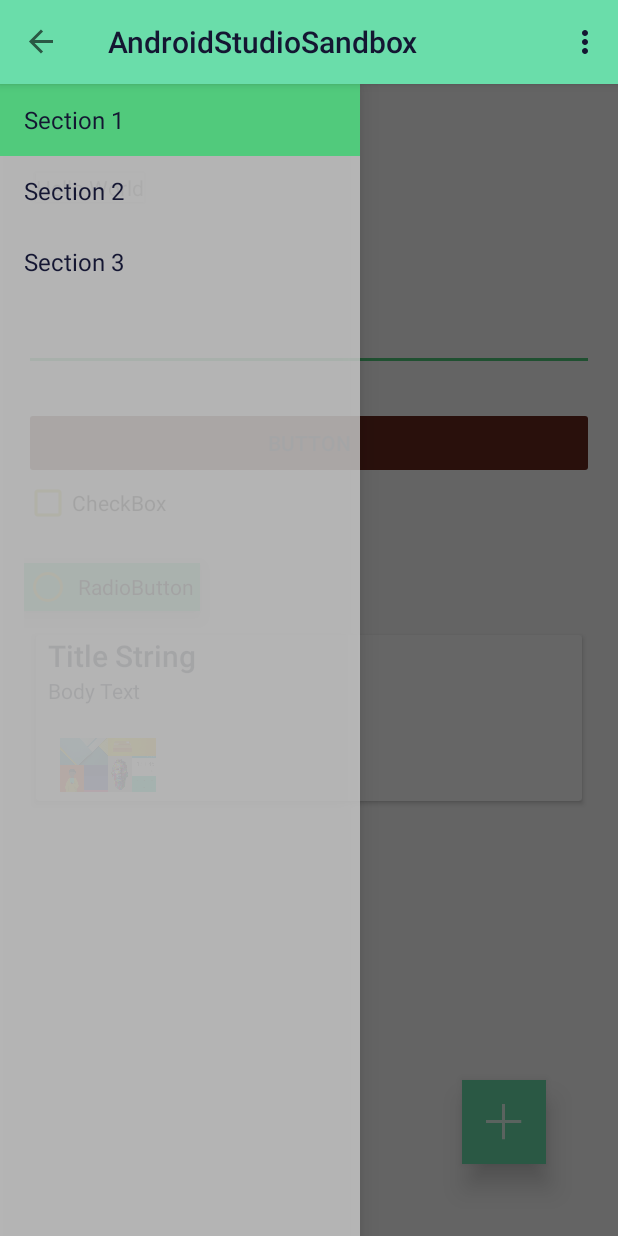
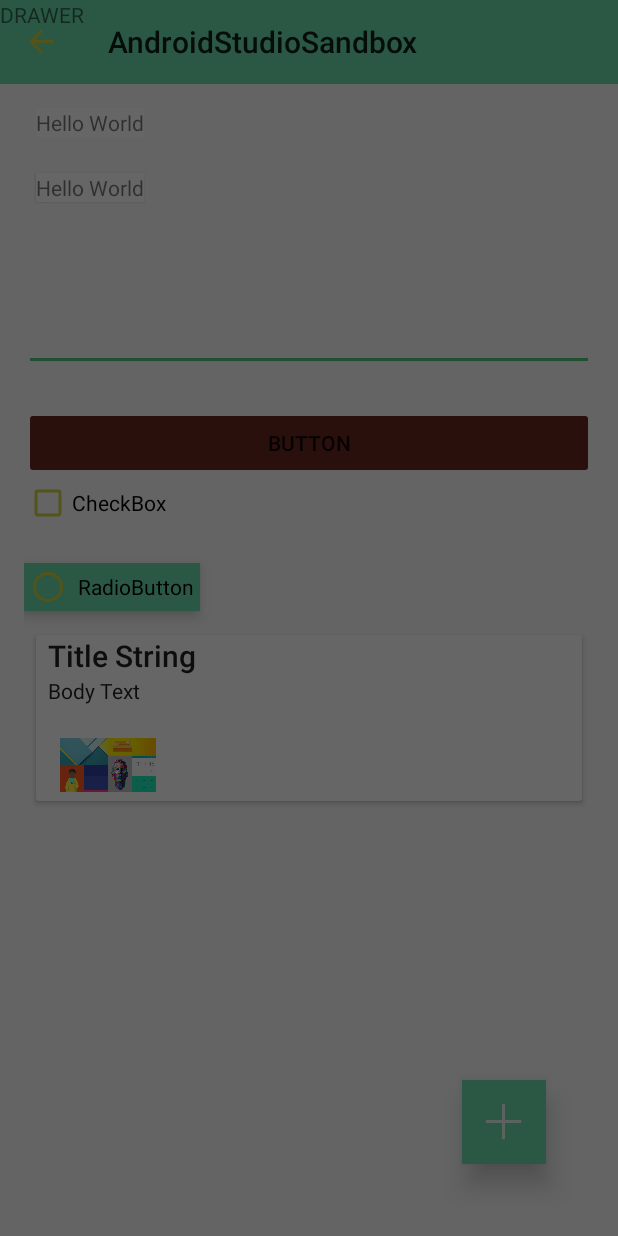
Before and after one commit to 3dmg/AndroidStudioSandbox, an Android app: the screen it shows after launch (HomeActivity), with the side drawer open, on a phone screen of 412 x 824 dp. Run offline under Robolectric (Android 15) with nearby library versions, the phone set to English and light mode, and no system bars.

Commit message:
work in progress: change to support classes, impl. new navigation drawer design

```diff
--- a/build.gradle
+++ b/build.gradle
@@ -6,14 +6,14 @@ buildscript {
         mavenCentral()
     }
     dependencies {
-        classpath 'com.android.tools.build:gradle:1.0.1'
+        classpath 'com.android.tools.build:gradle:1.1.2'
         //use @DebugLog for timekeeping
-        classpath 'com.jakewharton.hugo:hugo-plugin:1.1.0'
+        classpath 'com.jakewharton.hugo:hugo-plugin:1.2.1'
     }
 }
 
 task wrapper(type: Wrapper) {
-    gradleVersion = '2.2.1'
+    gradleVersion = '2.3'
 }
 
 allprojects {
--- a/mobile/src/main/java/at/mg/androidstudiosandbox/activities/HomeActivity.java
+++ b/mobile/src/main/java/at/mg/androidstudiosandbox/activities/HomeActivity.java
@@ -1,51 +1,109 @@
 package at.mg.androidstudiosandbox.activities;
 
-import android.app.ActionBar;
-import android.app.Activity;
-import android.app.FragmentManager;
 import android.os.Bundle;
+import android.support.v4.app.FragmentManager;
 import android.support.v4.widget.DrawerLayout;
+import android.support.v7.app.ActionBar;
+import android.support.v7.app.ActionBarActivity;
+import android.support.v7.app.ActionBarDrawerToggle;
+import android.support.v7.widget.Toolbar;
 import android.view.Menu;
 import android.view.MenuItem;
+import android.view.View;
 
 import at.mg.androidstudiosandbox.R;
-import at.mg.androidstudiosandbox.fragments.NavigationDrawerFragment;
 import at.mg.androidstudiosandbox.fragments.PlaceholderFragment;
 import at.mg.androidstudiosandbox.fragments.RecyclerFragment;
 
-public class HomeActivity extends Activity
-        implements NavigationDrawerFragment.NavigationDrawerCallbacks {
+public class HomeActivity extends ActionBarActivity {
 
     /**
      * Fragment managing the behaviors, interactions and presentation of the navigation drawer.
      */
-    private NavigationDrawerFragment mNavigationDrawerFragment;
+//    private NavigationDrawerFragment mNavigationDrawerFragment;
 
     /**
      * Used to store the last screen title. For use in {@link #restoreActionBar()}.
      */
     private CharSequence mTitle;
 
+    private ActionBarDrawerToggle mDrawerToggle;
+
     @Override
     protected void onCreate(Bundle savedInstanceState) {
         super.onCreate(savedInstanceState);
         setContentView(R.layout.activity_home);
 
-        mNavigationDrawerFragment = (NavigationDrawerFragment)
-                getFragmentManager().findFragmentById(R.id.navigation_drawer);
-        mTitle = getTitle();
+        Toolbar tb = (Toolbar) findViewById(R.id.toolbar);
+
+        setSupportActionBar(tb);
+
+        ActionBar actionBar = getSupportActionBar();
+        actionBar.setDisplayHomeAsUpEnabled(true);
+        actionBar.setHomeButtonEnabled(true);
+
+//        mNavigationDrawerFragment = (NavigationDrawerFragment)
+//                getFragmentManager().findFragmentById(R.id.navigation_drawer);
+//        mTitle = getTitle();
 
         // Set up the drawer.
-        mNavigationDrawerFragment.setUp(
-                R.id.navigation_drawer,
-                (DrawerLayout) findViewById(R.id.drawer_layout));
+//        mNavigationDrawerFragment.setUp(
+//                R.id.navigation_drawer,
+//                (DrawerLayout) findViewById(R.id.drawer_layout));
+
+        DrawerLayout mDrawerLayout = (DrawerLayout) findViewById(R.id.drawer_layout);
+
+        // ActionBarDrawerToggle ties together the the proper interactions
+        // between the navigation drawer and the action bar app icon.
+        mDrawerToggle = new ActionBarDrawerToggle(
+                this,                    /* host Activity */
+                mDrawerLayout,                    /* DrawerLayout object */
+                R.string.navigation_drawer_open,  /* "open drawer" description for accessibility */
+                R.string.navigation_drawer_close  /* "close drawer" description for accessibility */
+        ) {
+            @Override
+            public void onDrawerClosed(View drawerView) {
+                super.onDrawerClosed(drawerView);
+//                if (!isAdded()) {
+//                    return;
+//                }
+
+                invalidateOptionsMenu(); // calls onPrepareOptionsMenu()
+            }
+
+            @Override
+            public void onDrawerOpened(View drawerView) {
+                super.onDrawerOpened(drawerView);
+//                if (!isAdded()) {
+//                    return;
+//                }
+
+
+                invalidateOptionsMenu(); // calls onPrepareOptionsMenu()
+            }
+        };
+
+
+        // Defer code dependent on restoration of previous instance state.
+        mDrawerLayout.post(new Runnable() {
+            @Override
+            public void run() {
+                mDrawerToggle.syncState();
+            }
+        });
+
+        mDrawerLayout.setDrawerListener(mDrawerToggle);
+
+        mDrawerLayout.setStatusBarBackgroundColor(getResources().getColor(android.R.color.holo_blue_dark));
+
+
+        onNavigationDrawerItemSelected(0);
 
     }
 
-    @Override
     public void onNavigationDrawerItemSelected(int position) {
         // update the main content by replacing fragments
-        FragmentManager fragmentManager = getFragmentManager();
+        FragmentManager fragmentManager = getSupportFragmentManager();
         switch (position) {
             case 0:
                 fragmentManager.beginTransaction()
@@ -75,24 +133,24 @@ public class HomeActivity extends Activity
         }
     }
 
-    public void restoreActionBar() {
-        ActionBar actionBar = getActionBar();
-        actionBar.setNavigationMode(ActionBar.NAVIGATION_MODE_STANDARD);
-        actionBar.setDisplayShowTitleEnabled(true);
-        actionBar.setTitle(mTitle);
-    }
+//    public void restoreActionBar() {
+//        ActionBar actionBar = getActionBar();
+//        actionBar.setNavigationMode(ActionBar.NAVIGATION_MODE_STANDARD);
+//        actionBar.setDisplayShowTitleEnabled(true);
+//        actionBar.setTitle(mTitle);
+//    }
 
 
     @Override
     public boolean onCreateOptionsMenu(Menu menu) {
-        if (!mNavigationDrawerFragment.isDrawerOpen()) {
-            // Only show items in the action bar relevant to this screen
-            // if the drawer is not showing. Otherwise, let the drawer
-            // decide what to show in the action bar.
-            getMenuInflater().inflate(R.menu.home, menu);
-            restoreActionBar();
-            return true;
-        }
+//        if (!mNavigationDrawerFragment.isDrawerOpen()) {
+//            // Only show items in the action bar relevant to this screen
+//            // if the drawer is not showing. Otherwise, let the drawer
+//            // decide what to show in the action bar.
+//            getMenuInflater().inflate(R.menu.home, menu);
+//            restoreActionBar();
+//            return true;
+//        }
         return super.onCreateOptionsMenu(menu);
     }
 
@@ -101,6 +159,11 @@ public class HomeActivity extends Activity
         // Handle action bar item clicks here. The action bar will
         // automatically handle clicks on the Home/Up button, so long
         // as you specify a parent activity in AndroidManifest.xml.
+
+        if (mDrawerToggle.onOptionsItemSelected(item)) {
+            return true;
+        }
+
         int id = item.getItemId();
 
         //noinspection SimplifiableIfStatement
--- a/mobile/src/main/java/at/mg/androidstudiosandbox/fragments/NavigationDrawerFragment.java
+++ b/mobile/src/main/java/at/mg/androidstudiosandbox/fragments/NavigationDrawerFragment.java
@@ -3,11 +3,11 @@ package at.mg.androidstudiosandbox.fragments;
 
 import android.app.ActionBar;
 import android.app.Activity;
-import android.app.Fragment;
 import android.content.SharedPreferences;
 import android.content.res.Configuration;
 import android.os.Bundle;
 import android.preference.PreferenceManager;
+import android.support.v4.app.Fragment;
 import android.support.v4.view.GravityCompat;
 import android.support.v4.widget.DrawerLayout;
 import android.support.v7.app.ActionBarDrawerToggle;
--- a/mobile/src/main/res/layout/activity_home.xml
+++ b/mobile/src/main/res/layout/activity_home.xml
@@ -1,18 +1,33 @@
 <!-- A DrawerLayout is intended to be used as the top-level content view using match_parent for both width and height to consume the full space available. -->
-<android.support.v4.widget.DrawerLayout
-    xmlns:android="http://schemas.android.com/apk/res/android"
+<android.support.v4.widget.DrawerLayout xmlns:android="http://schemas.android.com/apk/res/android"
     xmlns:tools="http://schemas.android.com/tools"
     android:id="@+id/drawer_layout"
     android:layout_width="match_parent"
     android:layout_height="match_parent"
+    android:fitsSystemWindows="true"
     tools:context=".HomeActivity">
 
     <!-- As the main content view, the view below consumes the entire
          space available using match_parent in both dimensions. -->
-    <FrameLayout
-        android:id="@+id/container"
+
+    <LinearLayout
         android:layout_width="match_parent"
-        android:layout_height="match_parent" />
+        android:layout_height="match_parent"
+        android:orientation="vertical">
+
+        <android.support.v7.widget.Toolbar
+            android:id="@+id/toolbar"
+            android:layout_height="wrap_content"
+            android:layout_width="match_parent"
+            android:minHeight="?attr/actionBarSize"
+            android:background="?attr/colorPrimary" />
+
+        <FrameLayout
+            android:id="@+id/container"
+            android:layout_width="match_parent"
+            android:layout_height="match_parent" />
+
+    </LinearLayout>
 
     <!-- android:layout_gravity="start" tells DrawerLayout to treat
          this as a sliding drawer on the left side for left-to-right
@@ -21,11 +36,20 @@
          android:layout_gravity="left" instead. -->
     <!-- The drawer is given a fixed width in dp and extends the full height of
          the container. -->
-    <fragment android:id="@+id/navigation_drawer"
-        android:layout_width="@dimen/navigation_drawer_width"
+    <LinearLayout
+        android:layout_width="304dp"
         android:layout_height="match_parent"
-        android:layout_gravity="start"
-        android:name="at.mg.androidstudiosandbox.fragments.NavigationDrawerFragment"
-        tools:layout="@layout/fragment_navigation_drawer" />
+        android:layout_gravity="left|start"
+        android:fitsSystemWindows="true">
+
+        <TextView
+            android:layout_width="match_parent"
+            android:layout_height="wrap_content"
+            android:text="DRAWER" />
+
+        <!-- Your drawer content -->
+
+    </LinearLayout>
+
 
 </android.support.v4.widget.DrawerLayout>
--- a/mobile/src/main/res/layout/fragment_recycler.xml
+++ b/mobile/src/main/res/layout/fragment_recycler.xml
@@ -9,6 +9,7 @@
         android:layout_width="match_parent"
         android:layout_height="match_parent"
         tools:context=".RecyclerFragment"
+        android:scrollbars="vertical"
         android:theme="@style/RedThemeOverlay"
         tools:listitem="@layout/recycler_entry" />
 
--- a/mobile/src/main/res/layout/recycler_entry.xml
+++ b/mobile/src/main/res/layout/recycler_entry.xml
@@ -1,6 +1,7 @@
 <?xml version="1.0" encoding="utf-8"?>
 <RelativeLayout xmlns:android="http://schemas.android.com/apk/res/android"
     android:layout_width="match_parent"
+    android:background="?android:attr/selectableItemBackground"
     android:layout_height="wrap_content">
 
     <TextView
--- a/mobile/src/main/res/values-v21/styles.xml
+++ /dev/null
@@ -1,45 +0,0 @@
-<?xml version="1.0" encoding="utf-8"?>
-<resources>
-
-    <style name="AppTheme" parent="android:Theme.Material.Light">
-
-        <!--   your app's branding color (for the app bar) -->
-        <item name="android:colorPrimary">#ff6addaa</item>
-        <!--   darker variant of colorPrimary (for status bar, contextual app bars) -->
-        <item name="android:colorPrimaryDark">#ff393a80</item>
-        <!--<item name="android:statusBarColor">#345344</item>-->
-
-        <!--   theme UI controls like checkboxes and text fields -->
-        <item name="android:colorAccent">#ff51ca7c</item>
-
-        <item name="android:textColorPrimary">#ff141632</item>
-
-        <item name="android:colorControlHighlight">#0000AA</item>
-
-        <item name="android:navigationBarColor">#ffff68d6</item>
-
-        <item name="android:colorControlNormal">#ffd2d042</item>
-
-        <item name="android:colorButtonNormal">#ff66271e</item>
-
-        <item name="android:colorEdgeEffect">#ffa39216</item>
-
-        <!--<item name="android:statusBarColor">#345344</item>-->
-
-        <!-- Further attributes give fine grained control over colorizing controls, see: colorControlNormal, colorControlActivated, colorControlHighlight, colorButtonNormal, colorSwitchThumbNormal, colorEdgeEffect, statusBarColor and navigationBarColor. -->
-
-    </style>
-
-
-    <style name="AppTheme.Toolbar" parent="Widget.AppCompat.Toolbar">
-        <item name="android:background">?attr/colorPrimary</item>
-        <item name="android:minHeight">?attr/actionBarSize</item>
-        <item name="popupTheme">@style/AppTheme.ActionBar.Popup</item>
-    </style>
-
-    <!-- Overflow drop down style -->
-    <style name="AppTheme.ActionBar.Popup" parent="Widget.AppCompat.Light.PopupMenu.Overflow">
-        <item name="android:background">?attr/colorPrimary</item>
-    </style>
-
-</resources>
--- a/mobile/src/main/res/values/styles.xml
+++ b/mobile/src/main/res/values/styles.xml
@@ -1,8 +1,48 @@
+<?xml version="1.0" encoding="utf-8"?>
 <resources>
 
-    <!-- Base application theme. -->
-    <style name="AppTheme" parent="android:Theme.Holo.Light.DarkActionBar">
-        <!-- Customize your theme here. -->
+    <style name="AppTheme" parent="Theme.AppCompat.Light.NoActionBar">
+
+        <!--   your app's branding color (for the app bar) -->
+        <item name="colorPrimary">#ff6addaa</item>
+        <!--   darker variant of colorPrimary (for status bar, contextual app bars) -->
+        <item name="colorPrimaryDark">#ff393a80</item>
+        <!--<item name="android:statusBarColor">#345344</item>-->
+
+        <!--   theme UI controls like checkboxes and text fields -->
+        <item name="colorAccent">#ff51ca7c</item>
+
+        <!--<item name="textColorPrimary">#ff141632</item>-->
+
+        <item name="colorControlHighlight">#0000AA</item>
+
+        <!--<item name="navigationBarColor">#ffff68d6</item>-->
+
+        <item name="colorControlNormal">#ffd2d042</item>
+
+        <item name="colorButtonNormal">#ff66271e</item>
+
+        <!--<item name="colorEdgeEffect">#ffa39216</item>-->
+
+        <!--<item name="statusBarColor">#345344</item>-->
+
+        <!-- Further attributes give fine grained control over colorizing controls, see: colorControlNormal, colorControlActivated, colorControlHighlight, colorButtonNormal, colorSwitchThumbNormal, colorEdgeEffect, statusBarColor and navigationBarColor. -->
+
+        <item name="android:windowDrawsSystemBarBackgrounds">true</item>
+        <item name="android:statusBarColor">@android:color/transparent</item>
+
+    </style>
+
+
+    <style name="AppTheme.Toolbar" parent="Widget.AppCompat.Toolbar">
+        <item name="android:background">?attr/colorPrimary</item>
+        <item name="android:minHeight">?attr/actionBarSize</item>
+        <item name="popupTheme">@style/AppTheme.ActionBar.Popup</item>
+    </style>
+
+    <!-- Overflow drop down style -->
+    <style name="AppTheme.ActionBar.Popup" parent="Widget.AppCompat.Light.PopupMenu.Overflow">
+        <item name="android:background">?attr/colorPrimary</item>
     </style>
 
 </resources>
```
Also changed, not shown: mobile/src/main/java/at/mg/androidstudiosandbox/activities/ToolbarActivity.java (+8 -8 lines), mobile/src/main/java/at/mg/androidstudiosandbox/fragments/PlaceholderFragment.java (+7 -6 lines), mobile/src/main/java/at/mg/androidstudiosandbox/fragments/RecyclerFragment.java (+24 -24 lines), mobile/src/main/java/at/mg/androidstudiosandbox/views/DividerItemDecoration.java (added, +100 -0 lines).
